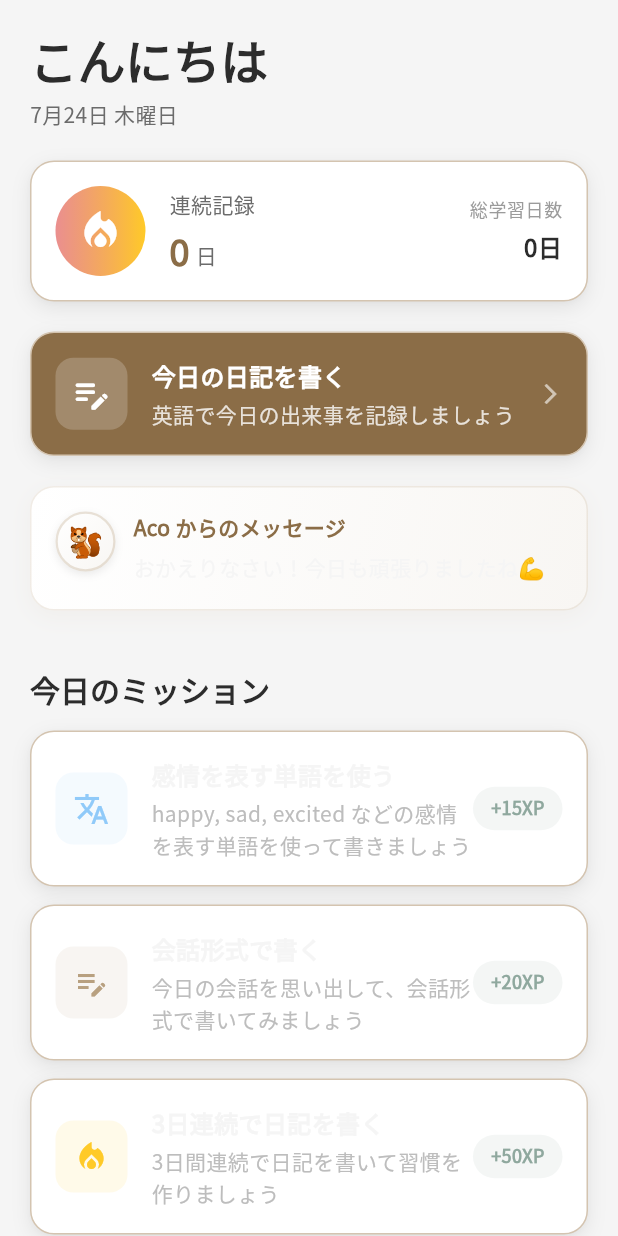
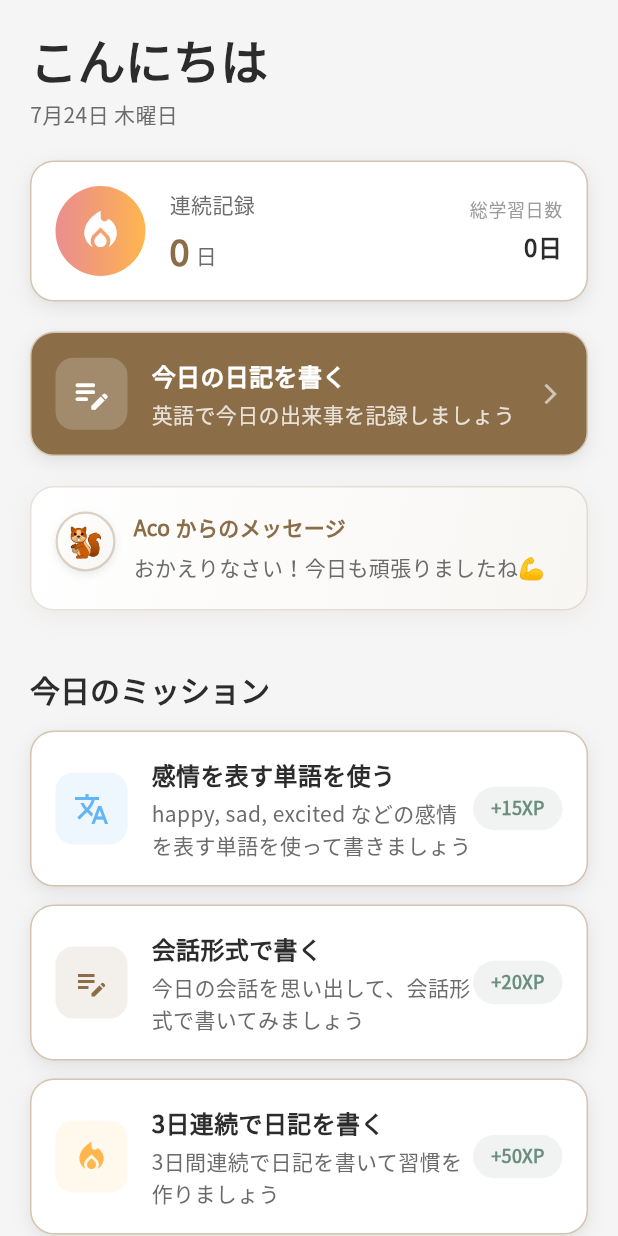
Before and after one commit to LB-KosukeTamogami/Journal-, a Flutter app: the HomeScreen screen opened directly, on a phone screen of 412 x 824 dp. Run offline on Flutter 3.47's test engine with Material 3 defaults, Android fonts, the phone set to English and light mode, and no system bars; drawn by our look-alikes of flutter_animate; our stand-ins replace fl_chart, google_fonts, shared_preferences, supabase_flutter, table_calendar; missing offline and left inert: dart:html, dart:js; accounts and stored records are empty.

Commit message:
fix: ホーム画面のテキストカラーをライトモード用に修正
- Acoメッセージのテキストカラーを動的に設定
- ミッションカードのテキストカラーをテーマに応じて変更
- 経験値ポイントの背景色とテキストカラーを修正
- 静的カラー参照を動的なテーマカラーに置き換え

🤖 Generated with [Claude Code](https://claude.ai/code)

Co-Authored-By: Claude <noreply@anthropic.com>

```diff
--- a/lib/screens/home_screen.dart
+++ b/lib/screens/home_screen.dart
@@ -232,7 +232,9 @@ class _HomeScreenState extends State<HomeScreen> {
               gradient: LinearGradient(
                 colors: [
                   Theme.of(context).colorScheme.error.withOpacity(0.8),
-                  AppTheme.warning,
+                  Theme.of(context).brightness == Brightness.light
+                    ? AppTheme.lightColors.warning
+                    : AppTheme.darkColors.warning,
                 ],
               ),
               shape: BoxShape.circle,
@@ -370,12 +372,12 @@ class _HomeScreenState extends State<HomeScreen> {
         ),
         borderRadius: BorderRadius.circular(16),
         border: Border.all(
-          color: AppTheme.primaryColor.withOpacity(0.2),
+          color: Theme.of(context).primaryColor.withOpacity(0.2),
           width: 1,
         ),
         boxShadow: [
           BoxShadow(
-            color: AppTheme.primaryColor.withOpacity(0.08),
+            color: Theme.of(context).primaryColor.withOpacity(0.08),
             blurRadius: 12,
             offset: const Offset(0, 4),
           ),
@@ -402,7 +404,7 @@ class _HomeScreenState extends State<HomeScreen> {
               ),
               shape: BoxShape.circle,
               border: Border.all(
-                color: AppTheme.primaryColor.withOpacity(0.3),
+                color: Theme.of(context).primaryColor.withOpacity(0.3),
                 width: 1.5,
               ),
               boxShadow: [
@@ -436,7 +438,7 @@ class _HomeScreenState extends State<HomeScreen> {
                 Text(
                   _acoMessage,
                   style: AppTheme.body2.copyWith(
-                    color: AppTheme.textPrimary,
+                    color: Theme.of(context).textTheme.bodyMedium?.color,
                     height: 1.5,
                   ),
                 ),
@@ -473,7 +475,7 @@ class _MissionCard extends StatelessWidget {
   Widget build(BuildContext context) {
     final bool completed = mission.isCompleted;
     final IconData icon = _getIconFromType(mission.type);
-    final Color color = _getColorFromType(mission.type);
+    final Color color = _getColorFromType(mission.type, context);
 
     return AppCard(
       onTap: null, // タップ不可
@@ -485,13 +487,19 @@ class _MissionCard extends StatelessWidget {
             height: 48,
             decoration: BoxDecoration(
               color: completed
-                ? AppTheme.success.withOpacity(0.1)
+                ? (Theme.of(context).brightness == Brightness.light
+                  ? AppTheme.lightColors.success.withOpacity(0.1)
+                  : AppTheme.darkColors.success.withOpacity(0.1))
                 : color.withOpacity(0.1),
               borderRadius: BorderRadius.circular(12),
             ),
             child: Icon(
               completed ? Icons.check_circle : icon,
-              color: completed ? AppTheme.success : color,
+              color: completed
+                ? (Theme.of(context).brightness == Brightness.light
+                  ? AppTheme.lightColors.success
+                  : AppTheme.darkColors.success)
+                : color,
               size: 24,
             ),
           ),
@@ -504,7 +512,9 @@ class _MissionCard extends StatelessWidget {
                   mission.title,
                   style: AppTheme.body1.copyWith(
                     fontWeight: FontWeight.w600,
-                    color: completed ? AppTheme.textTertiary : AppTheme.textPrimary,
+                    color: completed
+                      ? Theme.of(context).textTheme.bodySmall?.color
+                      : Theme.of(context).textTheme.bodyLarge?.color,
                     decoration: completed ? TextDecoration.lineThrough : null,
                   ),
                 ),
@@ -512,7 +522,9 @@ class _MissionCard extends StatelessWidget {
                 Text(
                   mission.description,
                   style: AppTheme.body2.copyWith(
-                    color: completed ? AppTheme.textTertiary : AppTheme.textSecondary,
+                    color: completed
+                      ? Theme.of(context).textTheme.bodySmall?.color
+                      : Theme.of(context).textTheme.bodyMedium?.color,
                   ),
                   maxLines: 2,
                   overflow: TextOverflow.ellipsis,
@@ -524,13 +536,13 @@ class _MissionCard extends StatelessWidget {
             Container(
               padding: const EdgeInsets.symmetric(horizontal: 12, vertical: 6),
               decoration: BoxDecoration(
-                color: AppTheme.secondaryColor.withOpacity(0.1),
+                color: Theme.of(context).colorScheme.secondary.withOpacity(0.1),
                 borderRadius: BorderRadius.circular(20),
               ),
               child: Text(
                 '+${mission.experiencePoints}XP',
                 style: AppTheme.caption.copyWith(
-                  color: AppTheme.secondaryColor,
+                  color: Theme.of(context).colorScheme.secondary,
                   fontWeight: FontWeight.w600,
                 ),
               ),
@@ -556,18 +568,21 @@ class _MissionCard extends StatelessWidget {
     }
   }
 
-  Color _getColorFromType(MissionType type) {
+  Color _getColorFromType(MissionType type, BuildContext context) {
+    final brightness = Theme.of(context).brightness;
+    final colors = brightness == Brightness.light ? AppTheme.lightColors : AppTheme.darkColors;
+
     switch (type) {
       case MissionType.dailyDiary:
-        return AppTheme.primaryColor;
+        return colors.primary;
       case MissionType.wordLearning:
-        return AppTheme.info;
+        return colors.info;
       case MissionType.streak:
-        return AppTheme.warning;
+        return colors.warning;
       case MissionType.review:
-        return AppTheme.success;
+        return colors.success;
       case MissionType.conversation:
-        return AppTheme.info;
+        return colors.info;
     }
   }
 }
```
Also changed, not shown: 4 other files.
